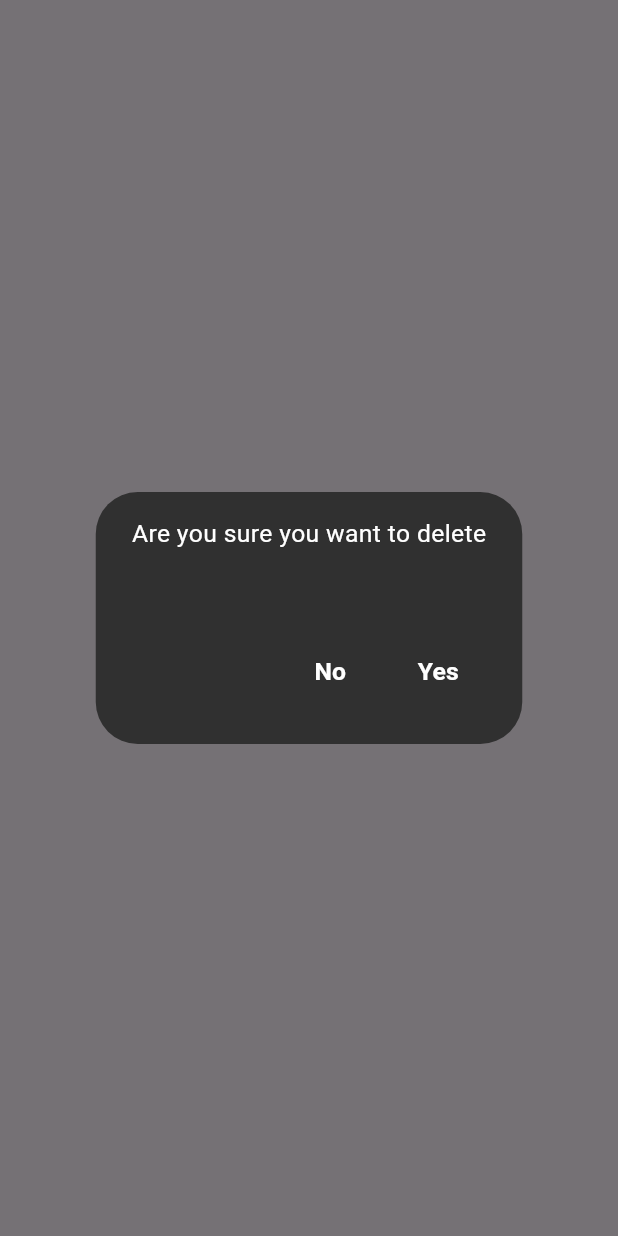
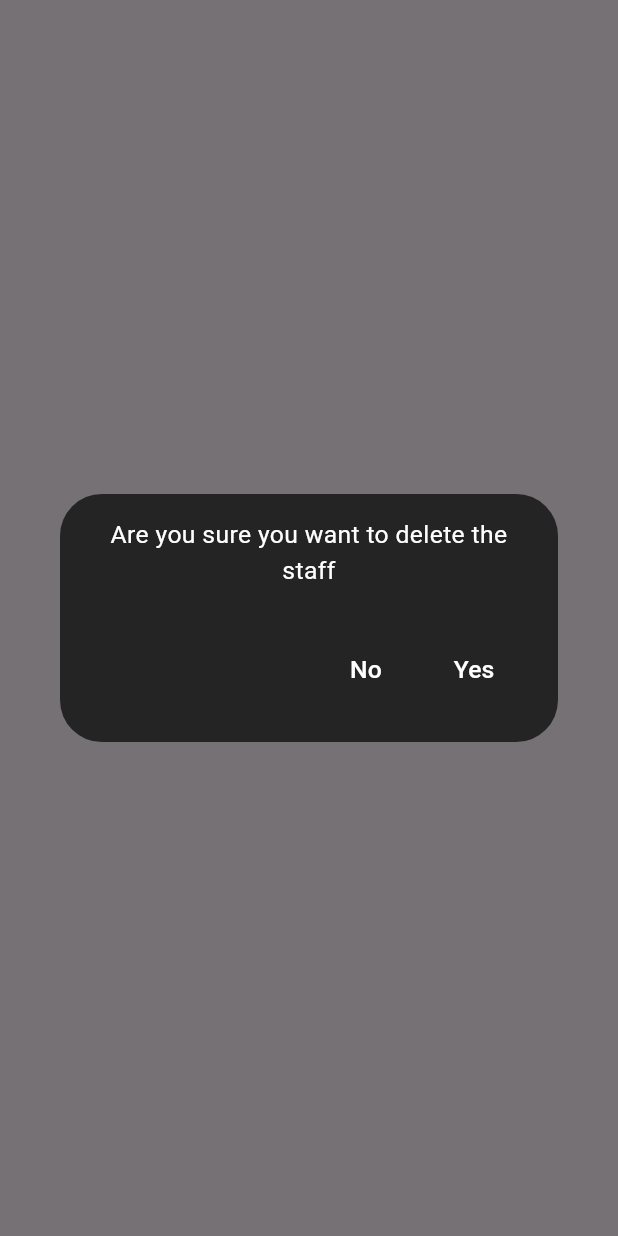
Before and after one commit to hijasahamed/Time-Table-Generator, a Flutter app: what confirmStaffDelete() shows on an empty page, opened directly with empty values, on a phone screen of 412 x 824 dp. Run offline on Flutter 3.47's test engine with Material 3 defaults, Android fonts, the phone set to English and light mode, and no system bars; our stand-ins replace bloc, cloud_firestore, firebase_core, flutter_bloc; accounts and stored records are empty.

Commit message:
latest push

```diff
--- a/lib/controller/teacher_screen_controller.dart
+++ b/lib/controller/teacher_screen_controller.dart
@@ -1,10 +1,15 @@
+// ignore_for_file: use_build_context_synchronously
+
 import 'dart:developer';
 
 import 'package:cloud_firestore/cloud_firestore.dart';
+import 'package:flutter/material.dart';
+import 'package:time_table/model/snackbar_widget.dart';
 
-Future<void> deleteStaff({required String docId}) async {
+Future<void> deleteStaff({required String docId,required BuildContext context}) async {
   try {
     await FirebaseFirestore.instance.collection('staff').doc(docId).delete();
+    snackbarMessageWidget(text: 'Staff Removed', context: context, color: Colors.green, textColor: Colors.white, behavior:SnackBarBehavior.floating, time: 3000);
   } catch (e) {
     log(e.toString());
   }
--- a/lib/view/teacher_screen/teacher_screen_body/confirm_delete_dialog/confirm_delete_dialog.dart
+++ b/lib/view/teacher_screen/teacher_screen_body/confirm_delete_dialog/confirm_delete_dialog.dart
@@ -6,25 +6,20 @@ void confirmStaffDelete({required BuildContext context,required String staffName
     showDialog(
       context: context,
       builder: (context) => AlertDialog(
-        backgroundColor: Colors.grey[850],
+        backgroundColor: const Color.fromARGB(255, 36, 36, 36),
         content: Column(
           mainAxisSize: MainAxisSize.min,
           children: [
             TextWidget(
-              text: 'Are you sure you want to delete',
+              text: 'Are you sure you want to delete the staff $staffName',
               color: Colors.white,
               size: screenSize.width / 25,
               fontFamily: '',
               weight: FontWeight.normal,
+              maxline: true,
+              alignTextCenter: true,
             ),
-            const SizedBox(height: 8),
-            TextWidget(
-              text: staffName,
-              color: Colors.white,
-              size: screenSize.width / 25,
-              fontFamily: '',
-              weight: FontWeight.bold,
-            ),
+            SizedBox(height: screenSize.width/75),
           ],
         ),
         actions: [
@@ -35,12 +30,12 @@ void confirmStaffDelete({required BuildContext context,required String staffName
               color: Colors.white,
               size: screenSize.width / 25,
               fontFamily: '',
-              weight: FontWeight.bold,
+              weight: FontWeight.w500,
             ),
           ),
           TextButton(
             onPressed: () {
-              deleteStaff(docId: docId).then((value) {
+              deleteStaff(docId: docId,context: context).then((value) {
                 Navigator.of(context).pop();
               },);
             },
@@ -49,7 +44,7 @@ void confirmStaffDelete({required BuildContext context,required String staffName
               color: Colors.white,
               size: screenSize.width / 25,
               fontFamily: '',
-              weight: FontWeight.bold,
+              weight: FontWeight.w500,
             ),
           ),
         ],
--- a/lib/view/teacher_screen/teacher_screen_body/teacher_screen_body.dart
+++ b/lib/view/teacher_screen/teacher_screen_body/teacher_screen_body.dart
@@ -42,6 +42,7 @@ class TeacherScreenBodyWidget extends StatelessWidget {
             final subjects = List<String>.from(doc['subjects'] ?? []);
 
             return Container(
+              margin: EdgeInsets.all(screenSize.width/75),
               decoration: BoxDecoration(
                 borderRadius: BorderRadius.circular(screenSize.width / 40),
                 gradient: const LinearGradient(
```
